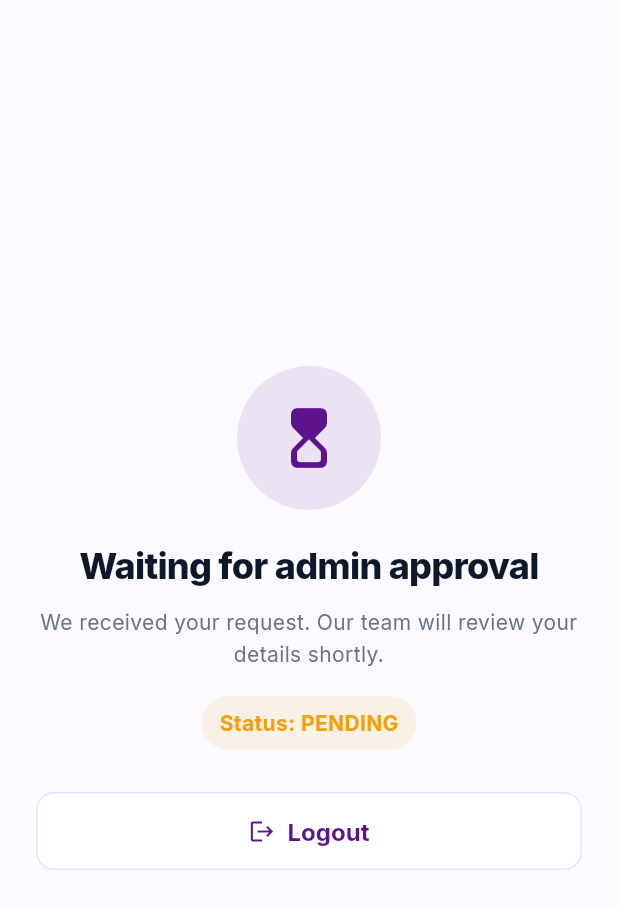
After one commit to Pavan-022/PureCuts-App-ver01-Final, a Flutter app: the PendingApprovalScreen screen opened directly, on a phone screen of 412 x 824 dp. The commit adds this screen. Shown: the top 909 px of the screen. Run offline on Flutter 3.47's test engine with Material 3 defaults, Android fonts, the phone set to English and light mode, and no system bars; our stand-ins replace cloud_firestore, cloud_functions, firebase_auth, firebase_core, firebase_messaging, firebase_storage and 8 more; accounts and stored records are empty.

Commit message:
Add pending approval flow, verification request trigger, and dashboard customer refresh fixes

```diff
--- a/lib/core/models/user_model.dart
+++ b/lib/core/models/user_model.dart
@@ -8,6 +8,7 @@ class UserModel {
   final String? salonName;
   final String? ownerName;
   final String? gst;
+  final String? udyamNumber;
   final String? address;
   final String? country;
   final String? state;
@@ -26,6 +27,7 @@ class UserModel {
     this.salonName,
     this.ownerName,
     this.gst,
+    this.udyamNumber,
     this.address,
     this.country,
     this.state,
@@ -46,6 +48,7 @@ class UserModel {
       salonName: map['salonName'],
       ownerName: map['ownerName'],
       gst: map['gst'],
+      udyamNumber: map['udyamNumber'] ?? map['udyam'],
       address: map['address'],
       country: map['country'],
       state: map['state'],
@@ -74,6 +77,7 @@ class UserModel {
       'salonName': salonName,
       'ownerName': ownerName,
       'gst': gst,
+      'udyamNumber': udyamNumber,
       'address': address,
       'country': country,
       'state': state,
@@ -96,6 +100,7 @@ class UserModel {
     String? salonName,
     String? ownerName,
     String? gst,
+    String? udyamNumber,
     Object? address = _sentinel,
     String? country,
     String? state,
@@ -114,6 +119,7 @@ class UserModel {
       salonName: salonName ?? this.salonName,
       ownerName: ownerName ?? this.ownerName,
       gst: gst ?? this.gst,
+      udyamNumber: udyamNumber ?? this.udyamNumber,
       address: address == _sentinel ? this.address : address as String?,
       country: country ?? this.country,
       state: state ?? this.state,
--- /dev/null
+++ b/lib/features/auth/pending_approval_screen.dart
@@ -0,0 +1,229 @@
+import 'package:cloud_firestore/cloud_firestore.dart';
+import 'package:firebase_auth/firebase_auth.dart' as firebase_auth;
+import 'package:flutter/material.dart';
+import 'package:provider/provider.dart';
+import 'package:purecuts/core/theme/app_theme.dart';
+import 'package:purecuts/features/auth/providers/auth_provider.dart';
+import 'package:purecuts/features/main_nav/main_nav_screen.dart';
+
+class PendingApprovalScreen extends StatefulWidget {
+  const PendingApprovalScreen({super.key});
+
+  @override
+  State<PendingApprovalScreen> createState() => _PendingApprovalScreenState();
+}
+
+class _PendingApprovalScreenState extends State<PendingApprovalScreen> {
+  bool _navigated = false;
+
+  bool _isApproved(Map<String, dynamic> data) {
+    final status = (data['verificationStatus'] ?? '')
+        .toString()
+        .trim()
+        .toLowerCase();
+
+    return data['accessApproved'] == true ||
+        data['isVerified'] == true ||
+        status == 'approved';
+  }
+
+  String _status(Map<String, dynamic> data) {
+    final status = (data['verificationStatus'] ?? '')
+        .toString()
+        .trim()
+        .toLowerCase();
+    if (status.isNotEmpty) return status;
+    return _isApproved(data) ? 'approved' : 'pending';
+  }
+
+  void _goToMainNav() {
+    if (_navigated || !mounted) return;
+    _navigated = true;
+    Navigator.pushAndRemoveUntil(
+      context,
+      MaterialPageRoute(builder: (_) => const MainNavScreen()),
+      (_) => false,
+    );
+  }
+
+  Future<void> _logout() async {
+    await context.read<AuthProvider>().signOut();
+    if (!mounted) return;
+    Navigator.popUntil(context, (route) => route.isFirst);
+  }
+
+  @override
+  Widget build(BuildContext context) {
+    final uid = firebase_auth.FirebaseAuth.instance.currentUser?.uid;
+
+    if (uid == null) {
+      return Scaffold(
+        backgroundColor: AppColors.background,
+        body: Center(
+          child: Padding(
+            padding: const EdgeInsets.all(24),
+            child: Column(
+              mainAxisSize: MainAxisSize.min,
+              children: [
+                const Icon(
+                  Icons.lock_outline,
+                  size: 56,
+                  color: AppColors.error,
+                ),
+                const SizedBox(height: 12),
+                const Text(
+                  'Session expired. Please login again.',
+                  textAlign: TextAlign.center,
+                  style: TextStyle(
+                    color: AppColors.textPrimary,
+                    fontWeight: FontWeight.w600,
+                    fontSize: 16,
+                  ),
+                ),
+                const SizedBox(height: 16),
+                ElevatedButton(
+                  onPressed: _logout,
+                  child: const Text('Back to Login'),
+                ),
+              ],
+            ),
+          ),
+        ),
+      );
+    }
+
+    final stream = FirebaseFirestore.instance
+        .collection('users')
+        .doc(uid)
+        .snapshots();
+
+    return Scaffold(
+      backgroundColor: AppColors.background,
+      body: SafeArea(
+        child: StreamBuilder<DocumentSnapshot<Map<String, dynamic>>>(
+          stream: stream,
+          builder: (context, snapshot) {
+            if (snapshot.connectionState == ConnectionState.waiting) {
+              return const Center(
+                child: CircularProgressIndicator(color: AppColors.primary),
+              );
+            }
+
+            final data = snapshot.data?.data() ?? const <String, dynamic>{};
+            final approved = _isApproved(data);
+            final status = _status(data);
+
+            if (approved) {
+              WidgetsBinding.instance.addPostFrameCallback(
+                (_) => _goToMainNav(),
+              );
+            }
+
+            final isRejected = status == 'rejected';
+            final title = isRejected
+                ? 'Access request rejected'
+                : approved
+                ? 'Access approved'
+                : 'Waiting for admin approval';
+
+            final subtitle = isRejected
+                ? 'Your request was rejected by admin. Please contact support or update your details and try again.'
+                : approved
+                ? 'Redirecting you to the app...'
+                : 'We received your request. Our team will review your details shortly.';
+
+            return Padding(
+              padding: const EdgeInsets.symmetric(horizontal: 24, vertical: 32),
+              child: Column(
+                mainAxisAlignment: MainAxisAlignment.center,
+                children: [
+                  Container(
+                    width: 96,
+                    height: 96,
+                    decoration: BoxDecoration(
+                      color: isRejected
+                          ? AppColors.error.withOpacity(0.12)
+                          : AppColors.primary.withOpacity(0.10),
+                      shape: BoxShape.circle,
+                    ),
+                    child: Icon(
+                      isRejected
+                          ? Icons.cancel_outlined
+                          : approved
+                          ? Icons.verified_outlined
+                          : Icons.hourglass_top_rounded,
+                      size: 48,
+                      color: isRejected
+                          ? AppColors.error
+                          : approved
+                          ? AppColors.success
+                          : AppColors.primary,
+                    ),
+                  ),
+                  const SizedBox(height: 20),
+                  Text(
+                    title,
+                    textAlign: TextAlign.center,
+                    style: const TextStyle(
+                      fontSize: 24,
+                      fontWeight: FontWeight.w800,
+                      color: AppColors.textPrimary,
+                      letterSpacing: -0.5,
+                    ),
+                  ),
+                  const SizedBox(height: 10),
+                  Text(
+                    subtitle,
+                    textAlign: TextAlign.center,
+                    style: const TextStyle(
+                      fontSize: 14,
+                      color: AppColors.textSecondary,
+                      height: 1.5,
+                    ),
+                  ),
+                  const SizedBox(height: 18),
+                  Container(
+                    padding: const EdgeInsets.symmetric(
+                      horizontal: 12,
+                      vertical: 8,
+                    ),
+                    decoration: BoxDecoration(
+                      color: isRejected
+                          ? AppColors.error.withOpacity(0.10)
+                          : AppColors.warning.withOpacity(0.10),
+                      borderRadius: BorderRadius.circular(24),
+                    ),
+                    child: Text(
+                      'Status: ${status.toUpperCase()}',
+                      style: TextStyle(
+                        color: isRejected ? AppColors.error : AppColors.warning,
+                        fontWeight: FontWeight.w700,
+                      ),
+                    ),
+                  ),
+                  const SizedBox(height: 28),
+                  if (!approved)
+                    SizedBox(
+                      width: double.infinity,
+                      height: 52,
+                      child: ElevatedButton.icon(
+                        onPressed: _logout,
+                        icon: const Icon(Icons.logout),
+                        label: const Text('Logout'),
+                        style: ElevatedButton.styleFrom(
+                          backgroundColor: Colors.white,
+                          foregroundColor: AppColors.primary,
+                          side: const BorderSide(color: AppColors.border),
+                          elevation: 0,
+                        ),
+                      ),
+                    ),
+                ],
+              ),
+            );
+          },
+        ),
+      ),
+    );
+  }
+}
```
Also changed, not shown: lib/core/services/auth_service.dart (+14 -1 lines), lib/core/services/firestore_service.dart (+110 -0 lines), lib/features/auth/otp_screen.dart (+31 -15 lines), lib/features/auth/phone_login_screen.dart (+73 -38 lines), lib/features/auth/phone_verification_screen.dart (+12 -13 lines), lib/features/auth/profile_setup_screen.dart (+23 -11 lines), lib/features/auth/providers/auth_provider.dart (+10 -0 lines), lib/features/auth/verification_screen.dart (+50 -28 lines), lib/features/products/product_list_screen.dart (+29 -15 lines), lib/features/splash/splash_screen.dart (+16 -3 lines), 7 other files.
